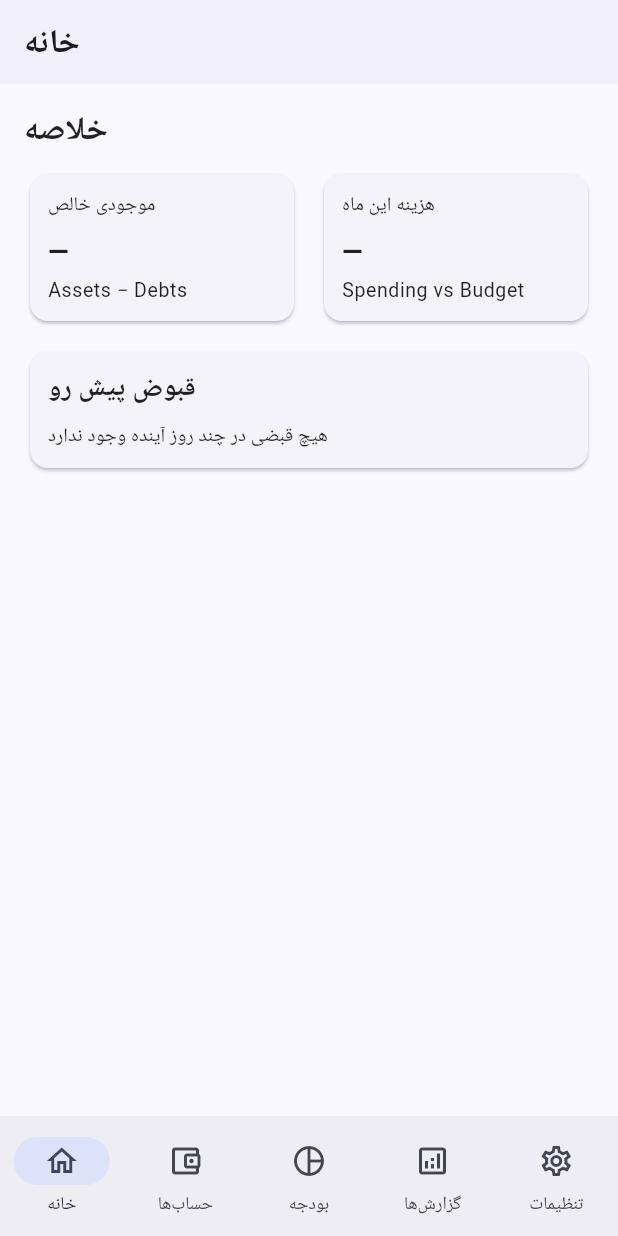
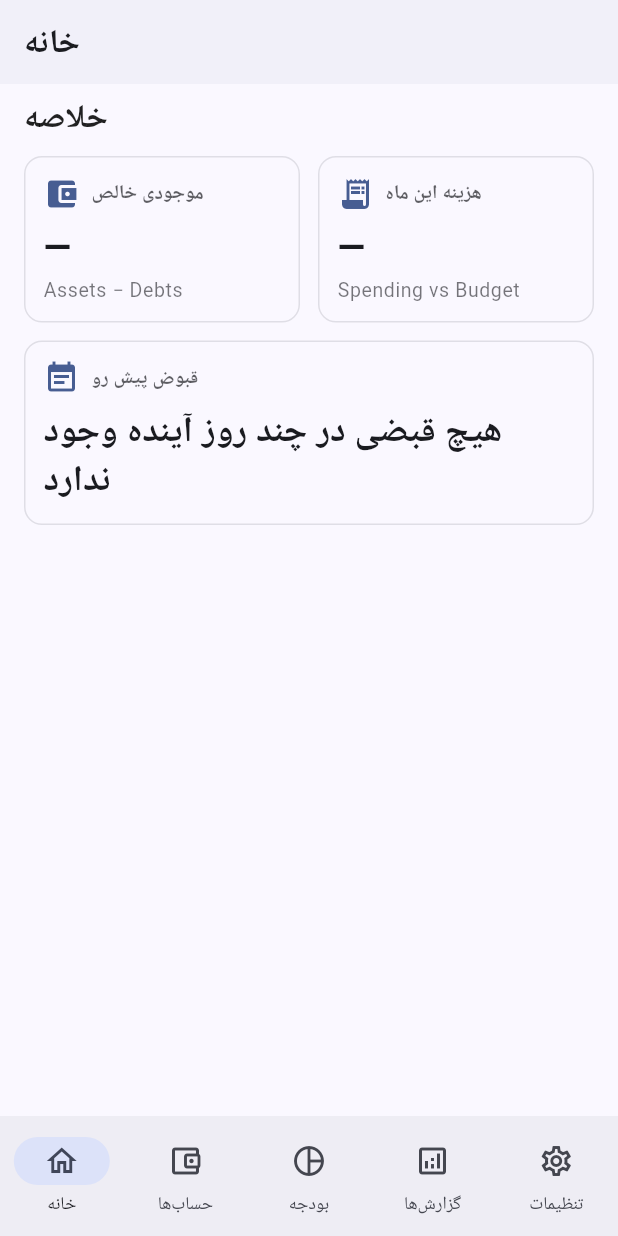
Before and after one commit to tahamoeini/debt_manager, a Flutter app: the screen it shows after launch, on a phone screen of 412 x 824 dp. Run offline on Flutter 3.47's test engine with Material 3 defaults, Android fonts, the phone set to English and light mode, and no system bars; our stand-ins replace flutter_local_notifications, flutter_svg, shamsi_date, shared_preferences, sqflite; accounts and stored records are empty.

Commit message:
Update existing screens to use new reusable components
Co-authored-by: tahamoeini <49568082+tahamoeini@users.noreply.github.com>

```diff
--- a/lib/features/home/home_screen.dart
+++ b/lib/features/home/home_screen.dart
@@ -1,6 +1,7 @@
 import 'package:flutter/material.dart';
 import 'package:debt_manager/features/loans/screens/loans_list_screen.dart';
 import 'package:debt_manager/features/reports/screens/reports_screen.dart';
+import 'package:debt_manager/components/components.dart';
 
 class HomeScreen extends StatelessWidget {
   const HomeScreen({super.key});
@@ -8,69 +9,43 @@ class HomeScreen extends StatelessWidget {
   @override
   Widget build(BuildContext context) {
     return ListView(
-      padding: const EdgeInsets.all(16),
+      padding: AppSpacing.pagePadding,
       children: [
         Text('خلاصه', style: Theme.of(context).textTheme.titleLarge),
-        const SizedBox(height: 12),
-        // Top summary cards
+        const SizedBox(height: AppSpacing.md),
+        // Top summary cards using DashboardCard
         Row(
           children: [
             Expanded(
-              child: Card(
-                child: InkWell(
-                  onTap: () => Navigator.of(context).push(MaterialPageRoute(builder: (_) => const LoansListScreen())),
-                  child: Padding(
-                    padding: const EdgeInsets.all(12.0),
-                    child: Column(
-                      crossAxisAlignment: CrossAxisAlignment.start,
-                      children: [
-                        Text('موجودی خالص', style: Theme.of(context).textTheme.bodySmall),
-                        const SizedBox(height: 8),
-                        Text('—', style: Theme.of(context).textTheme.titleMedium),
-                        const SizedBox(height: 4),
-                        Text('Assets − Debts', style: Theme.of(context).textTheme.bodySmall),
-                      ],
-                    ),
-                  ),
+              child: DashboardCard(
+                title: 'موجودی خالص',
+                value: '—',
+                subtitle: 'Assets − Debts',
+                icon: Icons.account_balance_wallet,
+                onTap: () => Navigator.of(context).push(
+                  MaterialPageRoute(builder: (_) => const LoansListScreen()),
                 ),
               ),
             ),
-            const SizedBox(width: 12),
+            const SizedBox(width: AppSpacing.md),
             Expanded(
-              child: Card(
-                child: InkWell(
-                  onTap: () => Navigator.of(context).push(MaterialPageRoute(builder: (_) => const ReportsScreen())),
-                  child: Padding(
-                    padding: const EdgeInsets.all(12.0),
-                    child: Column(
-                      crossAxisAlignment: CrossAxisAlignment.start,
-                      children: [
-                        Text('هزینه این ماه', style: Theme.of(context).textTheme.bodySmall),
-                        const SizedBox(height: 8),
-                        Text('—', style: Theme.of(context).textTheme.titleMedium),
-                        const SizedBox(height: 4),
-                        Text('Spending vs Budget', style: Theme.of(context).textTheme.bodySmall),
-                      ],
-                    ),
-                  ),
+              child: DashboardCard(
+                title: 'هزینه این ماه',
+                value: '—',
+                subtitle: 'Spending vs Budget',
+                icon: Icons.receipt_long,
+                onTap: () => Navigator.of(context).push(
+                  MaterialPageRoute(builder: (_) => const ReportsScreen()),
                 ),
               ),
             ),
           ],
         ),
-        const SizedBox(height: 12),
-        Card(
-          child: Padding(
-            padding: const EdgeInsets.all(12.0),
-            child: Column(
-              crossAxisAlignment: CrossAxisAlignment.start,
-              children: [
-                Text('قبوض پیش رو', style: Theme.of(context).textTheme.titleMedium),
-                const SizedBox(height: 8),
-                Text('هیچ قبضی در چند روز آینده وجود ندارد', style: Theme.of(context).textTheme.bodySmall),
-              ],
-            ),
-          ),
+        const SizedBox(height: AppSpacing.md),
+        DashboardCard(
+          title: 'قبوض پیش رو',
+          value: 'هیچ قبضی در چند روز آینده وجود ندارد',
+          icon: Icons.event_note,
         ),
       ],
     );
```
Also changed, not shown: lib/features/budget/screens/budget_screen.dart (+11 -38 lines), lib/features/loans/screens/loans_list_screen.dart (+8 -9 lines), lib/features/shared/summary_cards.dart (+22 -33 lines).
